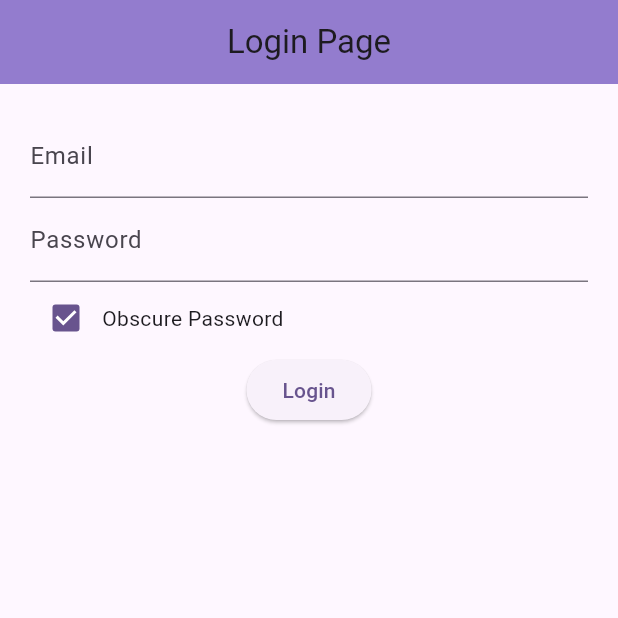
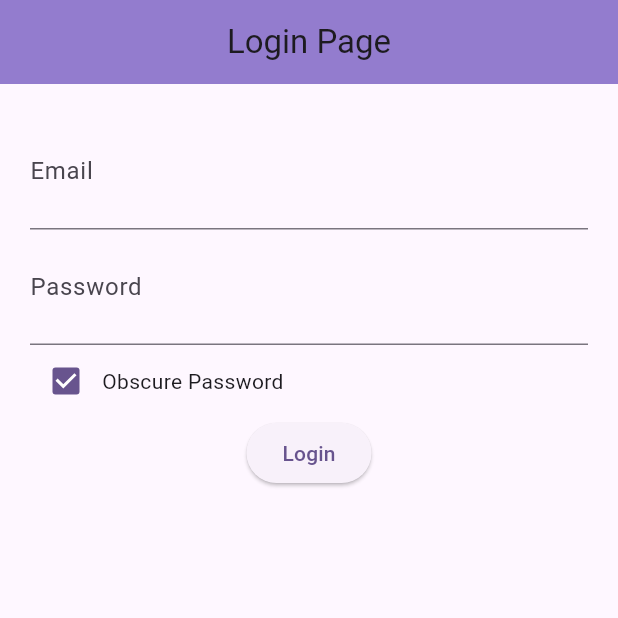
Before and after one commit to jailanihar/AD3307-MAD-DADT02, a Flutter app: the screen it shows after launch, on a phone screen of 412 x 824 dp, the top half of it. Run offline on Flutter 3.47's test engine with Material 3 defaults, Android fonts, the phone set to English and light mode, and no system bars.

Commit message:
Added custom TextFormField widget

```diff
--- /dev/null
+++ b/myfirstmobileapp/lib/components/MyTextFormField.dart
@@ -0,0 +1,23 @@
+import 'package:flutter/material.dart';
+
+class MyTextFormField extends StatelessWidget {
+  const MyTextFormField(
+      {super.key,
+      required this.labelText,
+      this.obscureText = false,
+      this.controller});
+
+  final String labelText;
+  final bool obscureText;
+  final TextEditingController? controller;
+
+  @override
+  Widget build(BuildContext context) {
+    return TextFormField(
+      style: TextStyle(color: Colors.indigo, fontSize: 30, height: 1.5),
+      decoration: InputDecoration(labelText: labelText),
+      obscureText: obscureText,
+      controller: controller,
+    );
+  }
+}
--- a/myfirstmobileapp/lib/pages/login.dart
+++ b/myfirstmobileapp/lib/pages/login.dart
@@ -1,4 +1,5 @@
 import 'package:flutter/material.dart';
+import 'package:myfirstmobileapp/components/MyTextFormField.dart';
 
 class LoginPage extends StatefulWidget {
   const LoginPage({super.key});
@@ -31,15 +32,11 @@ class _LoginPageState extends State<LoginPage> {
         padding: const EdgeInsets.all(20.0),
         child: Column(
           children: [
-            TextFormField(
-              controller: _emailController,
-              decoration: const InputDecoration(labelText: 'Email'),
-            ),
-            TextFormField(
-              controller: _passwordController,
-              decoration: const InputDecoration(labelText: 'Password'),
-              obscureText: _obscurePassword,
-            ),
+            MyTextFormField(labelText: 'Email', controller: _emailController),
+            MyTextFormField(
+                labelText: 'Password',
+                controller: _passwordController,
+                obscureText: _obscurePassword),
             Row(
               children: [
                 Checkbox(
```
